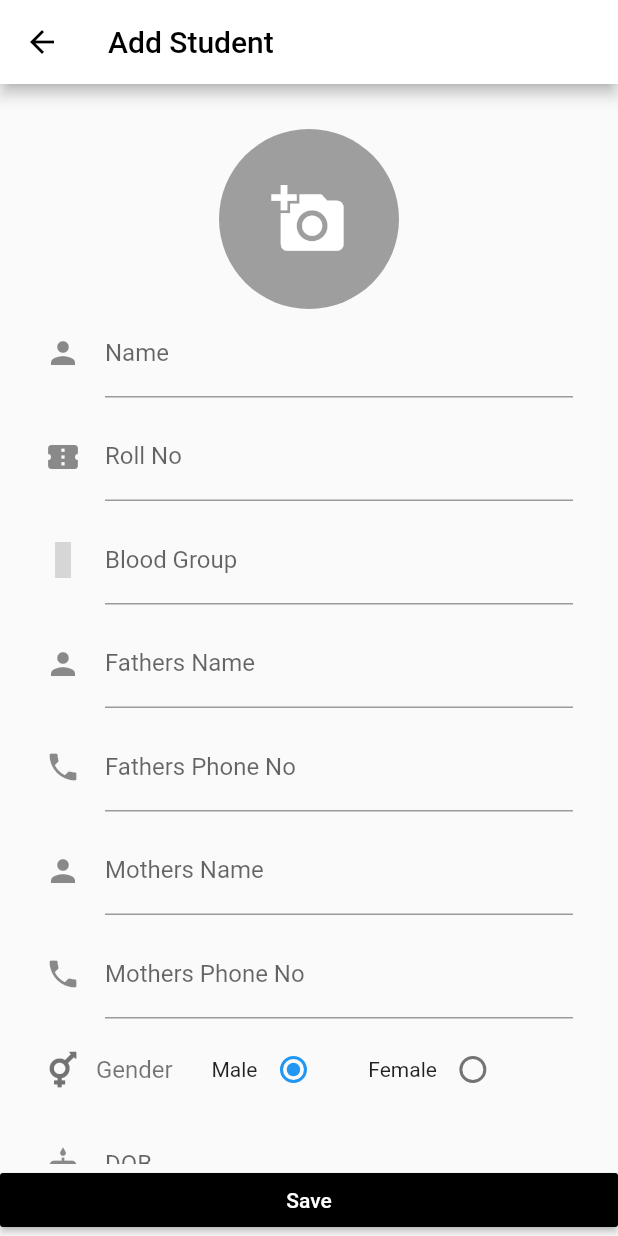
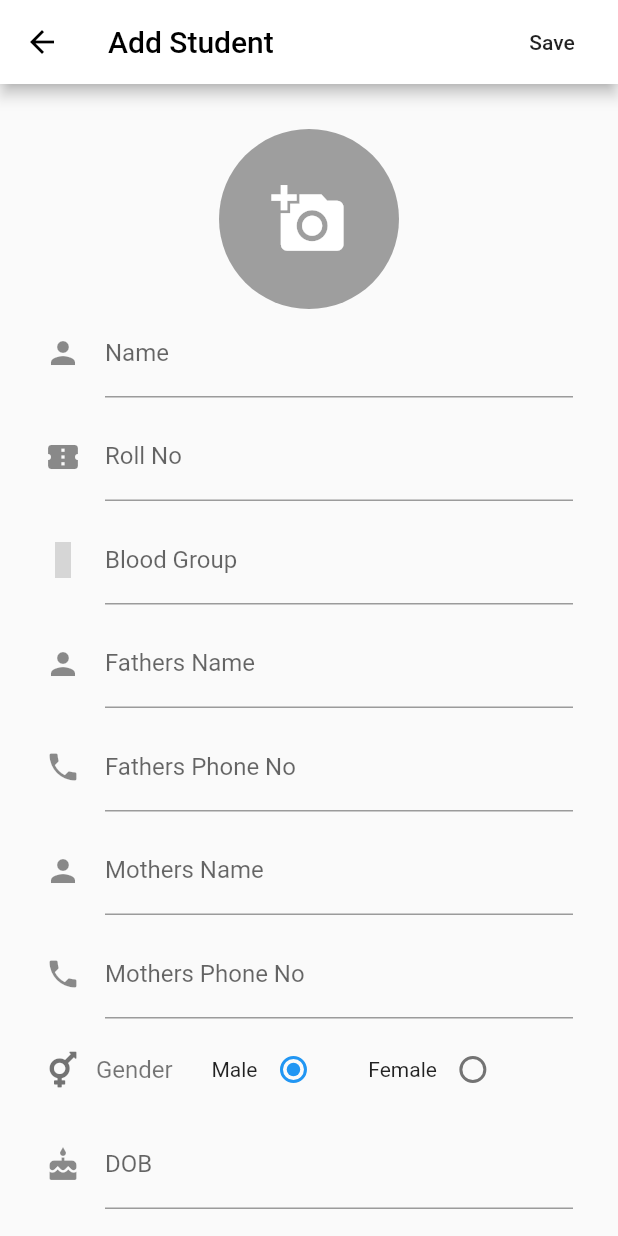
Before and after one commit to parikshitg/flutter_teacher_app, a Flutter app: the AddStudent screen opened by its route, on a phone screen of 412 x 824 dp. Run offline on Flutter 3.47's test engine with Material 2 defaults, Android fonts, the phone set to English and light mode, and no system bars; our stand-ins replace flutter_vector_icons, font_awesome_flutter, image_picker; grey boxes are pictures that could not be loaded.

Commit message:
save button changes

```diff
--- a/lib/screens/students/add_student.dart
+++ b/lib/screens/students/add_student.dart
@@ -129,6 +129,12 @@ class _AddStudentState extends State<AddStudent> {
           color: Colors.black,
           onPressed: () => Navigator.pop(context),
         ),
+        actions: <Widget>[
+          FlatButton(
+            child: Text('Save'),
+            onPressed: () {print('save clicked');},
+          ),
+        ],
       ),
       body: GestureDetector(
         onTap: () => FocusScope.of(context).unfocus(),
@@ -331,7 +337,7 @@ class _AddStudentState extends State<AddStudent> {
           ],
         ),
       ),
-      bottomNavigationBar: Padding(
+      /*bottomNavigationBar: Padding(
         padding: EdgeInsets.all(0.0),
         child: RaisedButton(
           onPressed: () {
@@ -341,7 +347,7 @@ class _AddStudentState extends State<AddStudent> {
           textColor: Colors.white,
           child: Text('Save'),
         ),
-      ),
+      ),*/
     );
   }
 }
```
